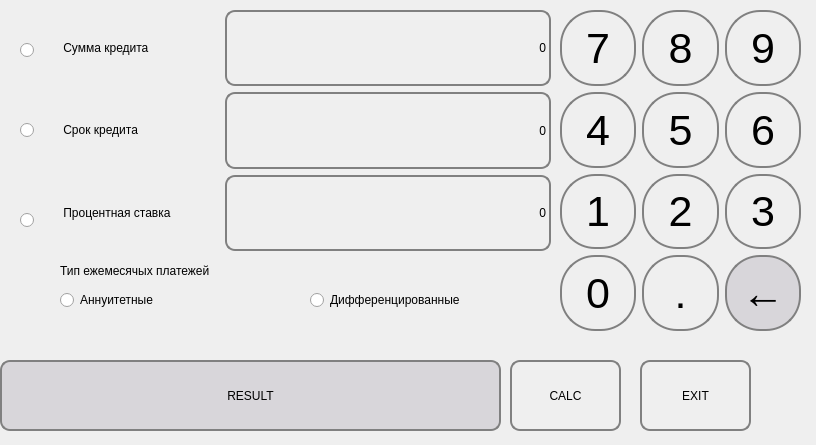
Qt form CreditCalc.ui (Dynokey/SmartCalc-v1) before a commit.
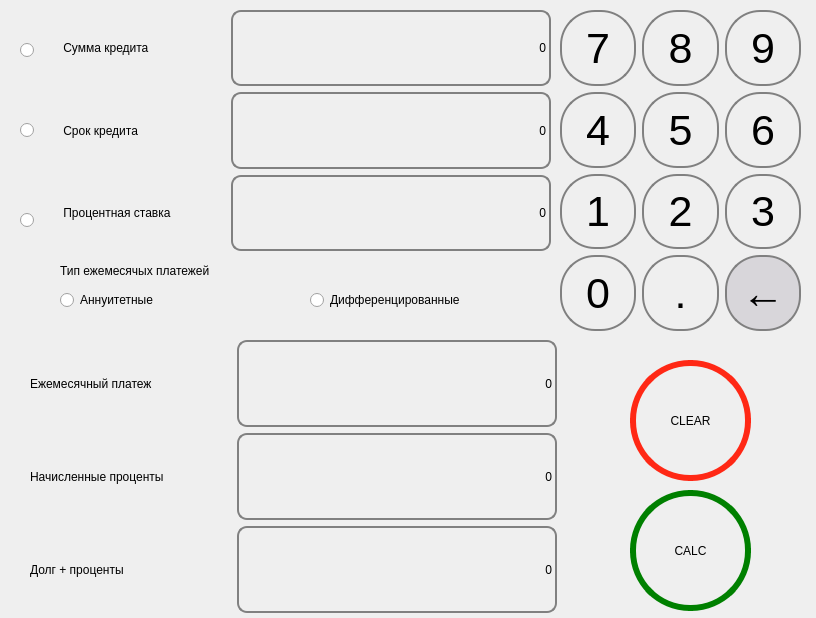
The same form after that commit.

The edit to the form file:
```diff
--- a/CreditCalc.ui
+++ b/CreditCalc.ui
@@ -7,9 +7,27 @@
     <x>0</x>
     <y>0</y>
     <width>816</width>
-    <height>445</height>
+    <height>618</height>
    </rect>
   </property>
+  <property name="sizePolicy">
+   <sizepolicy hsizetype="Minimum" vsizetype="Minimum">
+    <horstretch>0</horstretch>
+    <verstretch>0</verstretch>
+   </sizepolicy>
+  </property>
+  <property name="minimumSize">
+   <size>
+    <width>816</width>
+    <height>618</height>
+   </size>
+  </property>
+  <property name="maximumSize">
+   <size>
+    <width>816</width>
+    <height>618</height>
+   </size>
+  </property>
   <property name="windowTitle">
    <string>Dialog</string>
   </property>
@@ -22,6 +40,12 @@
      <height>241</height>
     </rect>
    </property>
+   <property name="sizePolicy">
+    <sizepolicy hsizetype="Preferred" vsizetype="Preferred">
+     <horstretch>0</horstretch>
+     <verstretch>0</verstretch>
+    </sizepolicy>
+   </property>
    <property name="minimumSize">
     <size>
      <width>491</width>
@@ -32,7 +56,7 @@
     <item row="0" column="0">
      <widget class="QLabel" name="label">
       <property name="sizePolicy">
-       <sizepolicy hsizetype="Maximum" vsizetype="Maximum">
+       <sizepolicy hsizetype="Preferred" vsizetype="Preferred">
         <horstretch>0</horstretch>
         <verstretch>0</verstretch>
        </sizepolicy>
@@ -55,7 +79,7 @@
     <item row="6" column="0">
      <widget class="QLabel" name="label_3">
       <property name="sizePolicy">
-       <sizepolicy hsizetype="Maximum" vsizetype="Maximum">
+       <sizepolicy hsizetype="Preferred" vsizetype="Preferred">
         <horstretch>0</horstretch>
         <verstretch>0</verstretch>
        </sizepolicy>
@@ -78,7 +102,7 @@
     <item row="4" column="0">
      <widget class="QLabel" name="label_2">
       <property name="sizePolicy">
-       <sizepolicy hsizetype="Maximum" vsizetype="Maximum">
+       <sizepolicy hsizetype="Preferred" vsizetype="Preferred">
         <horstretch>0</horstretch>
         <verstretch>0</verstretch>
        </sizepolicy>
@@ -101,7 +125,7 @@
     <item row="0" column="1">
      <widget class="QLabel" name="disp_sum">
       <property name="sizePolicy">
-       <sizepolicy hsizetype="Expanding" vsizetype="Expanding">
+       <sizepolicy hsizetype="Preferred" vsizetype="Preferred">
         <horstretch>0</horstretch>
         <verstretch>0</verstretch>
        </sizepolicy>
@@ -128,7 +152,7 @@
     <item row="4" column="1">
      <widget class="QLabel" name="disp_deadline">
       <property name="sizePolicy">
-       <sizepolicy hsizetype="Expanding" vsizetype="Expanding">
+       <sizepolicy hsizetype="Preferred" vsizetype="Preferred">
         <horstretch>0</horstretch>
         <verstretch>0</verstretch>
        </sizepolicy>
@@ -155,7 +179,7 @@
     <item row="6" column="1">
      <widget class="QLabel" name="disp_percent">
       <property name="sizePolicy">
-       <sizepolicy hsizetype="Expanding" vsizetype="Expanding">
+       <sizepolicy hsizetype="Preferred" vsizetype="Preferred">
         <horstretch>0</horstretch>
         <verstretch>0</verstretch>
        </sizepolicy>
@@ -256,56 +280,32 @@
     <string>Дифференцированные</string>
    </property>
   </widget>
-  <widget class="QLabel" name="result">
-   <property name="geometry">
-    <rect>
-     <x>0</x>
-     <y>360</y>
-     <width>501</width>
-     <height>71</height>
-    </rect>
-   </property>
-   <property name="minimumSize">
-    <size>
-     <width>501</width>
-     <height>71</height>
-    </size>
-   </property>
-   <property name="styleSheet">
-    <string notr="true">border-radius: 10px;
-font: 24pt &quot;.AppleSystemUIFont&quot;;
-border: 2px solid gray;
-
-background-color:rgb(216, 214, 218);
-</string>
-   </property>
-   <property name="text">
-    <string>RESULT</string>
-   </property>
-   <property name="alignment">
-    <set>Qt::AlignCenter</set>
-   </property>
-  </widget>
   <widget class="QPushButton" name="pushButton_Calc">
    <property name="geometry">
     <rect>
-     <x>510</x>
-     <y>360</y>
-     <width>111</width>
-     <height>71</height>
+     <x>630</x>
+     <y>490</y>
+     <width>121</width>
+     <height>121</height>
     </rect>
    </property>
+   <property name="sizePolicy">
+    <sizepolicy hsizetype="Preferred" vsizetype="Preferred">
+     <horstretch>0</horstretch>
+     <verstretch>0</verstretch>
+    </sizepolicy>
+   </property>
    <property name="minimumSize">
     <size>
-     <width>111</width>
-     <height>71</height>
+     <width>100</width>
+     <height>100</height>
     </size>
    </property>
    <property name="styleSheet">
     <string notr="true">QPushButton {
-	border-radius: 10px;
+	border-radius: 60px;
 	font: 24pt &quot;.AppleSystemUIFont&quot;;
-	border: 2px solid gray;
+	border: 6px solid green;
 }
 
 QPushButton:pressed {
@@ -317,38 +317,6 @@
     <string>CALC</string>
    </property>
   </widget>
-  <widget class="QPushButton" name="pushButton_Exit">
-   <property name="geometry">
-    <rect>
-     <x>640</x>
-     <y>360</y>
-     <width>111</width>
-     <height>71</height>
-    </rect>
-   </property>
-   <property name="minimumSize">
-    <size>
-     <width>111</width>
-     <height>71</height>
-    </size>
-   </property>
-   <property name="styleSheet">
-    <string notr="true">QPushButton {
-	border-radius: 10px;
-	font: 24pt &quot;.AppleSystemUIFont&quot;;
-	border: 2px solid gray;
-}
-
-QPushButton:pressed {
-	background-color: rgb(255, 40, 21);
-	color: rgb(255, 255, 255);
-}
-</string>
-   </property>
-   <property name="text">
-    <string>EXIT</string>
-   </property>
-  </widget>
   <widget class="QWidget" name="gridLayoutWidget_2">
    <property name="geometry">
     <rect>
@@ -881,6 +849,218 @@
     <string notr="true">buttonGroup</string>
    </attribute>
   </widget>
+  <widget class="QWidget" name="gridLayoutWidget_3">
+   <property name="geometry">
+    <rect>
+     <x>30</x>
+     <y>340</y>
+     <width>527</width>
+     <height>273</height>
+    </rect>
+   </property>
+   <property name="sizePolicy">
+    <sizepolicy hsizetype="Preferred" vsizetype="Preferred">
+     <horstretch>0</horstretch>
+     <verstretch>0</verstretch>
+    </sizepolicy>
+   </property>
+   <property name="minimumSize">
+    <size>
+     <width>527</width>
+     <height>273</height>
+    </size>
+   </property>
+   <layout class="QGridLayout" name="gridLayout_3">
+    <item row="3" column="0">
+     <widget class="QLabel" name="label_6">
+      <property name="sizePolicy">
+       <sizepolicy hsizetype="Preferred" vsizetype="Preferred">
+        <horstretch>0</horstretch>
+        <verstretch>0</verstretch>
+       </sizepolicy>
+      </property>
+      <property name="minimumSize">
+       <size>
+        <width>159</width>
+        <height>22</height>
+       </size>
+      </property>
+      <property name="styleSheet">
+       <string>font: 18pt &quot;.AppleSystemUIFont&quot;;
+font: 18pt &quot;.AppleSystemUIFont&quot;;</string>
+      </property>
+      <property name="text">
+       <string>Долг + проценты</string>
+      </property>
+     </widget>
+    </item>
+    <item row="2" column="0">
+     <widget class="QLabel" name="label_7">
+      <property name="sizePolicy">
+       <sizepolicy hsizetype="Preferred" vsizetype="Preferred">
+        <horstretch>0</horstretch>
+        <verstretch>0</verstretch>
+       </sizepolicy>
+      </property>
+      <property name="minimumSize">
+       <size>
+        <width>195</width>
+        <height>22</height>
+       </size>
+      </property>
+      <property name="styleSheet">
+       <string>font: 18pt &quot;.AppleSystemUIFont&quot;;
+font: 18pt &quot;.AppleSystemUIFont&quot;;</string>
+      </property>
+      <property name="text">
+       <string>Начисленные проценты</string>
+      </property>
+     </widget>
+    </item>
+    <item row="2" column="1">
+     <widget class="QLabel" name="over_pay">
+      <property name="sizePolicy">
+       <sizepolicy hsizetype="Preferred" vsizetype="Preferred">
+        <horstretch>0</horstretch>
+        <verstretch>0</verstretch>
+       </sizepolicy>
+      </property>
+      <property name="minimumSize">
+       <size>
+        <width>320</width>
+        <height>83</height>
+       </size>
+      </property>
+      <property name="styleSheet">
+       <string notr="true">border-radius: 10px;
+font: 24pt &quot;.AppleSystemUIFont&quot;;
+border: 2px solid gray;</string>
+      </property>
+      <property name="text">
+       <string>0</string>
+      </property>
+      <property name="alignment">
+       <set>Qt::AlignRight|Qt::AlignTrailing|Qt::AlignVCenter</set>
+      </property>
+     </widget>
+    </item>
+    <item row="3" column="1">
+     <widget class="QLabel" name="gen_sum">
+      <property name="sizePolicy">
+       <sizepolicy hsizetype="Preferred" vsizetype="Preferred">
+        <horstretch>0</horstretch>
+        <verstretch>0</verstretch>
+       </sizepolicy>
+      </property>
+      <property name="minimumSize">
+       <size>
+        <width>320</width>
+        <height>84</height>
+       </size>
+      </property>
+      <property name="styleSheet">
+       <string notr="true">border-radius: 10px;
+font: 24pt &quot;.AppleSystemUIFont&quot;;
+border: 2px solid gray;</string>
+      </property>
+      <property name="text">
+       <string>0</string>
+      </property>
+      <property name="alignment">
+       <set>Qt::AlignRight|Qt::AlignTrailing|Qt::AlignVCenter</set>
+      </property>
+     </widget>
+    </item>
+    <item row="1" column="1">
+     <widget class="QLabel" name="pay_mounth">
+      <property name="sizePolicy">
+       <sizepolicy hsizetype="Preferred" vsizetype="Preferred">
+        <horstretch>0</horstretch>
+        <verstretch>0</verstretch>
+       </sizepolicy>
+      </property>
+      <property name="minimumSize">
+       <size>
+        <width>320</width>
+        <height>84</height>
+       </size>
+      </property>
+      <property name="styleSheet">
+       <string notr="true">border-radius: 10px;
+font: 24pt &quot;.AppleSystemUIFont&quot;;
+border: 2px solid gray;</string>
+      </property>
+      <property name="text">
+       <string>0</string>
+      </property>
+      <property name="alignment">
+       <set>Qt::AlignRight|Qt::AlignTrailing|Qt::AlignVCenter</set>
+      </property>
+     </widget>
+    </item>
+    <item row="1" column="0">
+     <widget class="QLabel" name="label_4">
+      <property name="sizePolicy">
+       <sizepolicy hsizetype="Preferred" vsizetype="Preferred">
+        <horstretch>0</horstretch>
+        <verstretch>0</verstretch>
+       </sizepolicy>
+      </property>
+      <property name="minimumSize">
+       <size>
+        <width>177</width>
+        <height>22</height>
+       </size>
+      </property>
+      <property name="styleSheet">
+       <string>font: 18pt &quot;.AppleSystemUIFont&quot;;
+font: 18pt &quot;.AppleSystemUIFont&quot;;</string>
+      </property>
+      <property name="text">
+       <string>Ежемесячный платеж</string>
+      </property>
+     </widget>
+    </item>
+   </layout>
+  </widget>
+  <widget class="QPushButton" name="pushButton_Clear">
+   <property name="geometry">
+    <rect>
+     <x>630</x>
+     <y>360</y>
+     <width>121</width>
+     <height>121</height>
+    </rect>
+   </property>
+   <property name="sizePolicy">
+    <sizepolicy hsizetype="Preferred" vsizetype="Preferred">
+     <horstretch>0</horstretch>
+     <verstretch>0</verstretch>
+    </sizepolicy>
+   </property>
+   <property name="minimumSize">
+    <size>
+     <width>100</width>
+     <height>100</height>
+    </size>
+   </property>
+   <property name="styleSheet">
+    <string notr="true">QPushButton {
+	border-radius: 60px;
+	font: 24pt &quot;.AppleSystemUIFont&quot;;
+	border: 6px solid rgb(255, 40, 21);
+}
+
+QPushButton:pressed {
+	background-color: rgb(255, 40, 21);
+	color: rgb(255, 255, 255);
+}
+</string>
+   </property>
+   <property name="text">
+    <string>CLEAR</string>
+   </property>
+  </widget>
  </widget>
  <resources/>
  <connections/>
```
Left out of the diff: 56 changed lines with no effect on the pictures.
